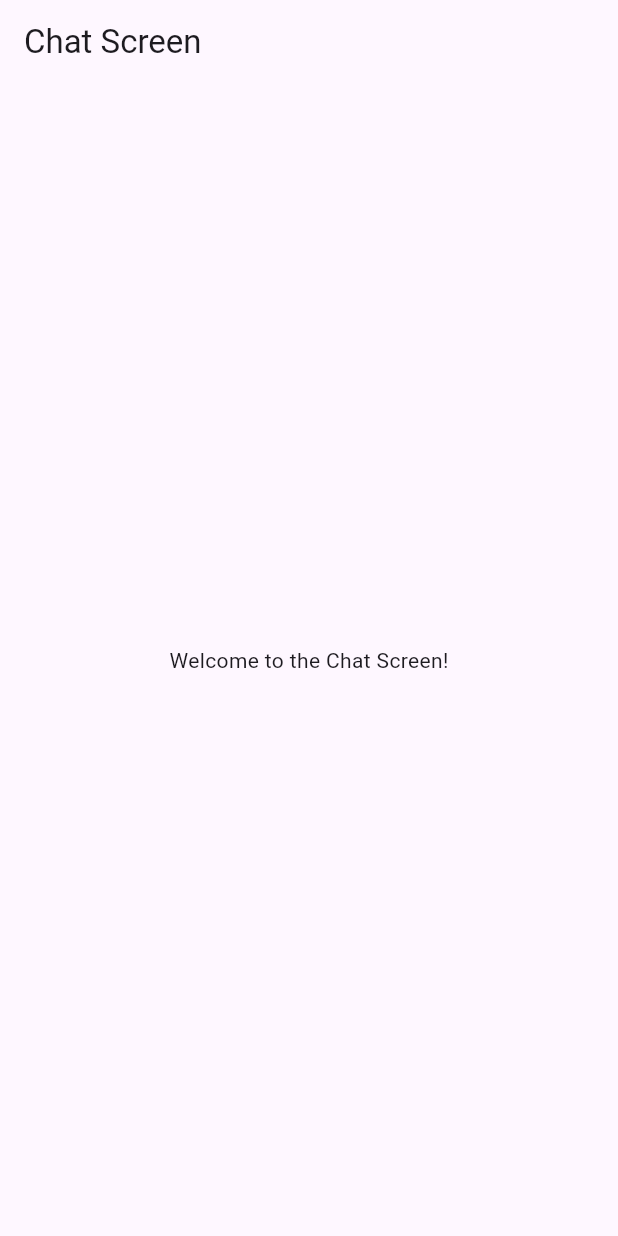
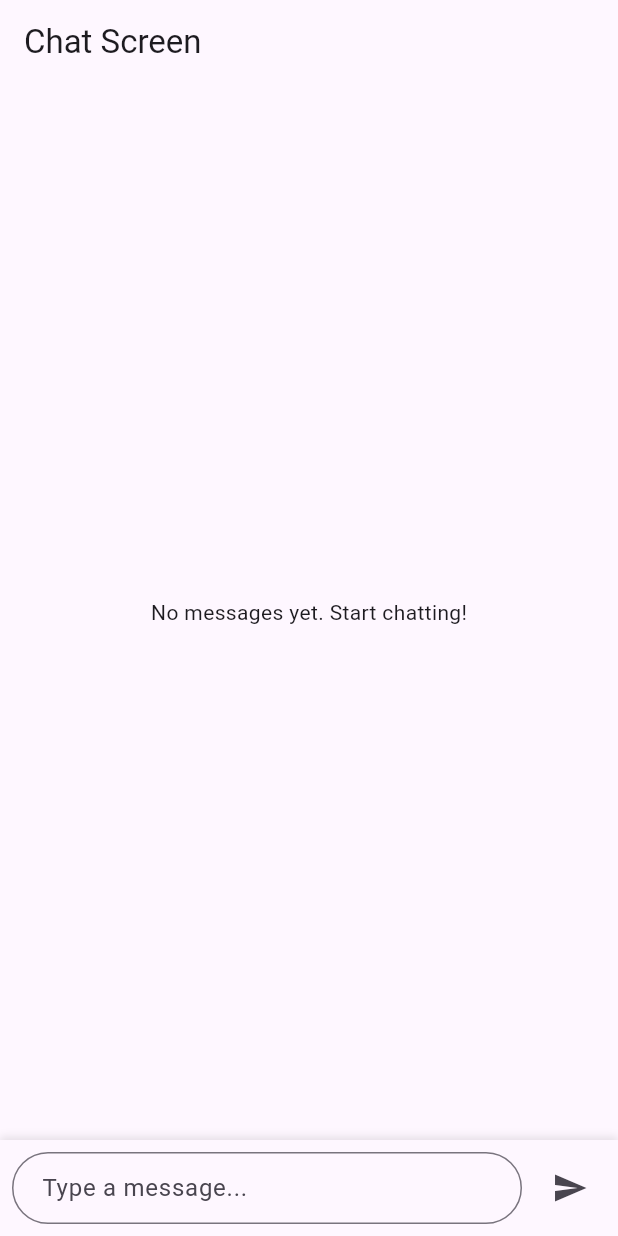
Before and after one commit to theSharpestTool/chat_animations_challenge, a Flutter app: the ChatScreen screen opened directly, on a phone screen of 412 x 824 dp. Run offline on Flutter 3.47's test engine with Material 3 defaults, Android fonts, the light colour scheme and no system bars; our stand-ins replace flutter_bloc.

Commit message:
✨ feat(ChatScreen): implement message sending with ChatBloc

```diff
--- a/lib/chat/view/chat_screen.dart
+++ b/lib/chat/view/chat_screen.dart
@@ -1,13 +1,149 @@
+import 'package:advanced_chat_animations/chat/bloc/chat_bloc.dart';
 import 'package:flutter/material.dart';
+import 'package:flutter_bloc/flutter_bloc.dart';
 
-class ChatScreen extends StatelessWidget {
+class ChatScreen extends StatefulWidget {
   const ChatScreen({super.key});
+
+  @override
+  State<ChatScreen> createState() => _ChatScreenState();
+}
+
+class _ChatScreenState extends State<ChatScreen> {
+  final TextEditingController _textController = TextEditingController();
+
+  @override
+  void dispose() {
+    _textController.dispose();
+    super.dispose();
+  }
+
+  void _sendMessage(BuildContext context) {
+    final text = _textController.text.trim();
+    if (text.isNotEmpty) {
+      context.read<ChatBloc>().add(ChatSendPressed(text));
+      _textController.clear();
+    }
+  }
 
   @override
   Widget build(BuildContext context) {
     return Scaffold(
       appBar: AppBar(title: const Text('Chat Screen')),
-      body: const Center(child: Text('Welcome to the Chat Screen!')),
+      body: Column(
+        children: [
+          Expanded(
+            child: BlocBuilder<ChatBloc, ChatState>(
+              builder: (context, state) {
+                if (state.messages.isEmpty) {
+                  return const Center(
+                    child: Text('No messages yet. Start chatting!'),
+                  );
+                }
+
+                return ListView.builder(
+                  reverse: true,
+                  padding: const EdgeInsets.all(8),
+                  itemCount: state.messages.length,
+                  itemBuilder: (context, index) {
+                    final message = state.messages[index];
+                    return ChatBubble(
+                      message: message.text,
+                      timestamp: message.timestamp,
+                    );
+                  },
+                );
+              },
+            ),
+          ),
+          Container(
+            decoration: BoxDecoration(
+              color: Theme.of(context).cardColor,
+              boxShadow: [
+                BoxShadow(
+                  color: Colors.black.withValues(alpha: 0.1),
+                  blurRadius: 4,
+                  offset: const Offset(0, -2),
+                ),
+              ],
+            ),
+            child: SafeArea(
+              child: Padding(
+                padding: const EdgeInsets.all(8.0),
+                child: Row(
+                  children: [
+                    Expanded(
+                      child: TextField(
+                        controller: _textController,
+                        maxLines: null,
+                        decoration: const InputDecoration(
+                          hintText: 'Type a message...',
+                          border: OutlineInputBorder(
+                            borderRadius: BorderRadius.all(Radius.circular(24)),
+                          ),
+                          contentPadding: EdgeInsets.symmetric(
+                            horizontal: 16,
+                            vertical: 12,
+                          ),
+                        ),
+                        onSubmitted: (_) => _sendMessage(context),
+                      ),
+                    ),
+                    const SizedBox(width: 8),
+                    IconButton(
+                      icon: const Icon(Icons.send),
+                      onPressed: () => _sendMessage(context),
+                    ),
+                  ],
+                ),
+              ),
+            ),
+          ),
+        ],
+      ),
     );
   }
 }
+
+class ChatBubble extends StatelessWidget {
+  const ChatBubble({required this.message, required this.timestamp, super.key});
+
+  final String message;
+  final DateTime timestamp;
+
+  @override
+  Widget build(BuildContext context) {
+    return Align(
+      alignment: Alignment.centerRight,
+      child: Container(
+        margin: const EdgeInsets.symmetric(vertical: 4, horizontal: 8),
+        padding: const EdgeInsets.symmetric(horizontal: 16, vertical: 10),
+        decoration: BoxDecoration(
+          color: Theme.of(context).colorScheme.primaryContainer,
+          borderRadius: BorderRadius.circular(18),
+        ),
+        child: Column(
+          crossAxisAlignment: CrossAxisAlignment.end,
+          mainAxisSize: MainAxisSize.min,
+          children: [
+            Text(message, style: Theme.of(context).textTheme.bodyLarge),
+            const SizedBox(height: 4),
+            Text(
+              _formatTimestamp(timestamp),
+              style: Theme.of(context).textTheme.bodySmall?.copyWith(
+                color: Theme.of(
+                  context,
+                ).colorScheme.onPrimaryContainer.withValues(alpha: 0.6),
+              ),
+            ),
+          ],
+        ),
+      ),
+    );
+  }
+
+  String _formatTimestamp(DateTime timestamp) {
+    return '${timestamp.hour.toString().padLeft(2, '0')}:'
+        '${timestamp.minute.toString().padLeft(2, '0')}';
+  }
+}
```
